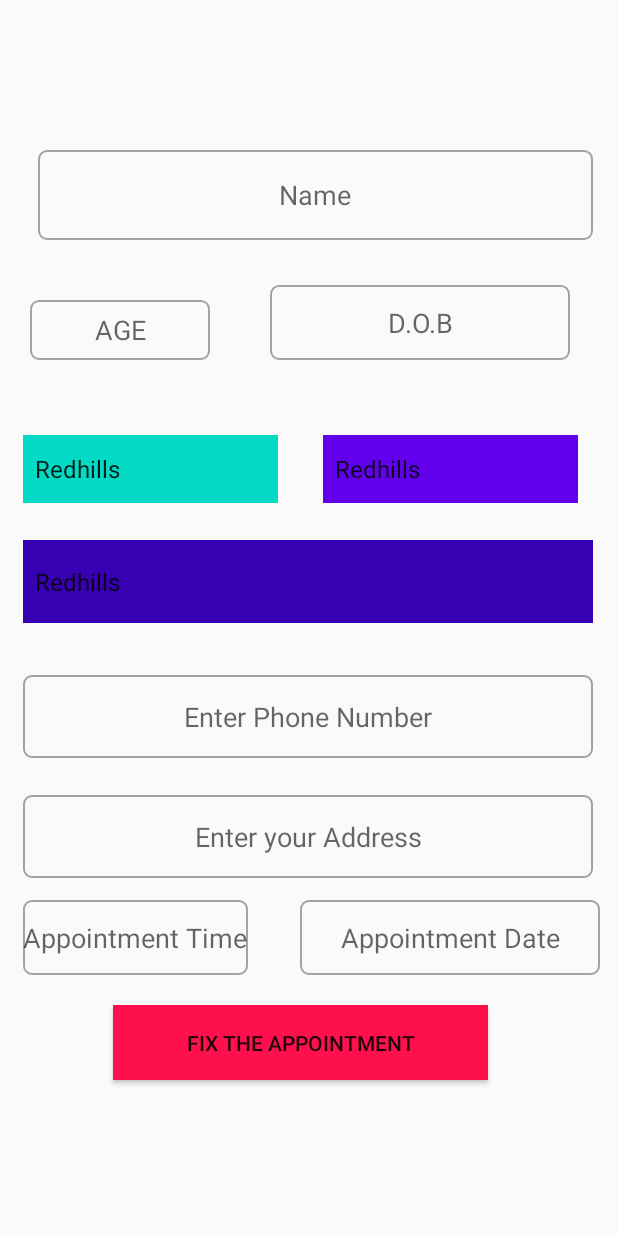
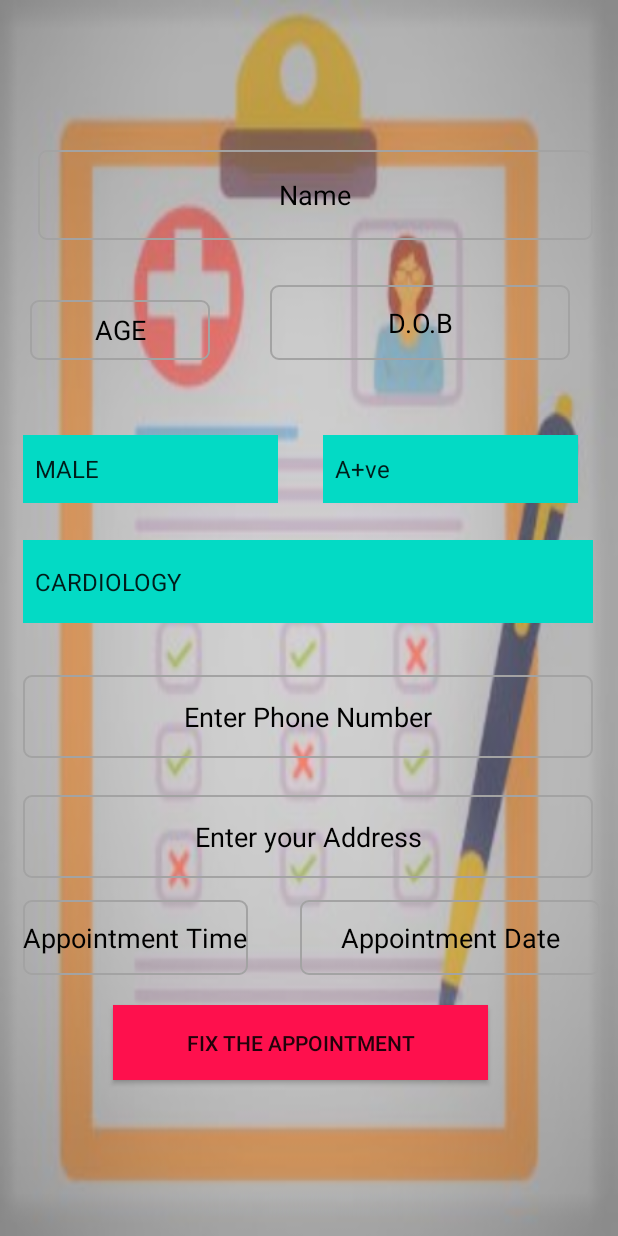
Before and after one commit to Santhoshkumar2603/DCS, an Android app: the AppointmentFixing screen opened directly, with no data from a screen before it, on a phone screen of 412 x 824 dp. Run offline under Robolectric (Android 15) with nearby library versions, the phone set to English and light mode, and no system bars; our stand-ins replace Firebase (no records; nobody signed in at launch, a user with empty details on screens opened directly).

Commit message:
initial commit

```diff
--- a/app/src/main/res/layout/activity_appointment_fixing.xml
+++ b/app/src/main/res/layout/activity_appointment_fixing.xml
@@ -4,7 +4,8 @@
     xmlns:tools="http://schemas.android.com/tools"
     android:layout_width="match_parent"
     android:layout_height="match_parent"
-    tools:context=".AppointmentFixing">
+    tools:context=".AppointmentFixing"
+    android:background="@drawable/appointfix">
 
 
         <EditText
@@ -16,6 +17,7 @@
             android:background="@drawable/textbox"
             android:ems="10"
             android:hint="Name"
+            android:textColorHint="#000000"
             android:inputType="textPersonName"
             android:textAlignment="center" />
 
@@ -27,6 +29,7 @@
             android:layout_marginTop="200dp"
             android:background="@drawable/textbox"
             android:ems="10"
+            android:textColorHint="#000000"
             android:hint="AGE"
             android:inputType="numberDecimal"
             android:textAlignment="center" />
@@ -37,6 +40,7 @@
             android:layout_height="50dp"
             android:layout_marginStart="180dp"
             android:layout_marginTop="190dp"
+            android:textColorHint="#000000"
             android:background="@drawable/textbox"
             android:ems="10"
             android:hint="D.O.B"
@@ -49,7 +53,7 @@
                 android:layout_height="45dp"
                 android:layout_marginStart="15dp"
                 android:layout_marginTop="290dp"
-                android:entries="@array/stopping"
+                android:entries="@array/Gender"
                 android:background="@color/colorAccent" />
 
             <Spinner
@@ -57,18 +61,18 @@
                 android:layout_width="170dp"
                 android:layout_height="45dp"
                 android:layout_marginStart="215dp"
-                android:entries="@array/stopping"
+                android:entries="@array/BLOODGROUP"
                 android:layout_marginTop="290dp"
-                android:background="@color/colorPrimary" />
+                android:background="@color/colorAccent" />
 
             <Spinner
                 android:id="@+id/appointerbookdprt"
                 android:layout_width="380dp"
                 android:layout_height="55dp"
-                android:entries="@array/stopping"
+                android:entries="@array/DEPARTMENT"
                 android:layout_marginStart="15dp"
                 android:layout_marginTop="360dp"
-                android:background="@color/colorPrimaryDark" />
+                android:background="@color/colorAccent" />
 
         <EditText
             android:id="@+id/editTextappointerphone"
@@ -78,6 +82,7 @@
             android:layout_marginTop="450dp"
             android:background="@drawable/textbox"
             android:ems="10"
+            android:textColorHint="#000000"
             android:hint="Enter Phone Number"
             android:inputType="phone"
             android:textAlignment="center" />
@@ -89,6 +94,7 @@
             android:layout_marginStart="15dp"
             android:layout_marginTop="530dp"
             android:background="@drawable/textbox"
+            android:textColorHint="#000000"
             android:ems="10"
             android:hint="Enter your Address"
             android:inputType="textPostalAddress"
@@ -98,6 +104,7 @@
             android:id="@+id/editTextappointerdate"
             android:layout_width="200dp"
             android:layout_height="50dp"
+            android:textColorHint="#000000"
             android:layout_marginStart="200dp"
             android:layout_marginTop="600dp"
             android:background="@drawable/textbox"
@@ -110,6 +117,7 @@
             android:id="@+id/editTextappointertime"
             android:layout_width="150dp"
             android:layout_height="50dp"
+            android:textColorHint="#000000"
             android:layout_marginStart="15dp"
             android:layout_marginTop="600dp"
             android:background="@drawable/textbox"
--- a/app/src/main/res/values/strings.xml
+++ b/app/src/main/res/values/strings.xml
@@ -1,19 +1,30 @@
 <resources>
     <string name="app_name">DCS</string>
 
-    <array name="stopping">
-        <item>Redhills</item>
-        <item>airport</item>
-        <item>CMBT</item>
-        <item>thabharam</item>
+    <array name="BLOODGROUP">
+        <item>A+ve</item>
+        <item>B+ve</item>
+        <item>O+ve</item>
+        <item>AB+ve</item>
+        <item>AB-ve</item>
+        <item>A+veB-ve</item>
+        <item>A-veB+ve</item>
+        <item>A-ve</item>
+        <item>B-ve</item>
+        <item>O-ve</item>
+        <item>OTHERS</item>
     </array>
-
-    <array name="qno1">
-        <item>Corona viruses are a large family of viruses which may cause illness in animals or
-            humans. In humans, several coronaviruses are known to cause respiratory infections
-            ranging from the common cold to more severe diseases such as Middle East Respiratory
-            Syndrome (MERS) and Severe Acute Respiratory Syndrome (SARS). The most recently
-            discovered coronavirus causes coronavirus disease COVID-19.
-        </item>
+    <array name="Gender">
+        <item>MALE</item>
+        <item>FEMALE</item>
+        <item>OTHERS</item>
+    </array>
+    <array name="DEPARTMENT">
+        <item>CARDIOLOGY</item>
+        <item>GENERAL</item>
+        <item>ONCOLOGY</item>
+        <item>NEUROLOGY</item>
+        <item>GYNECOLOGY</item>
+        <item>ENG</item>
     </array>
 </resources>
```
